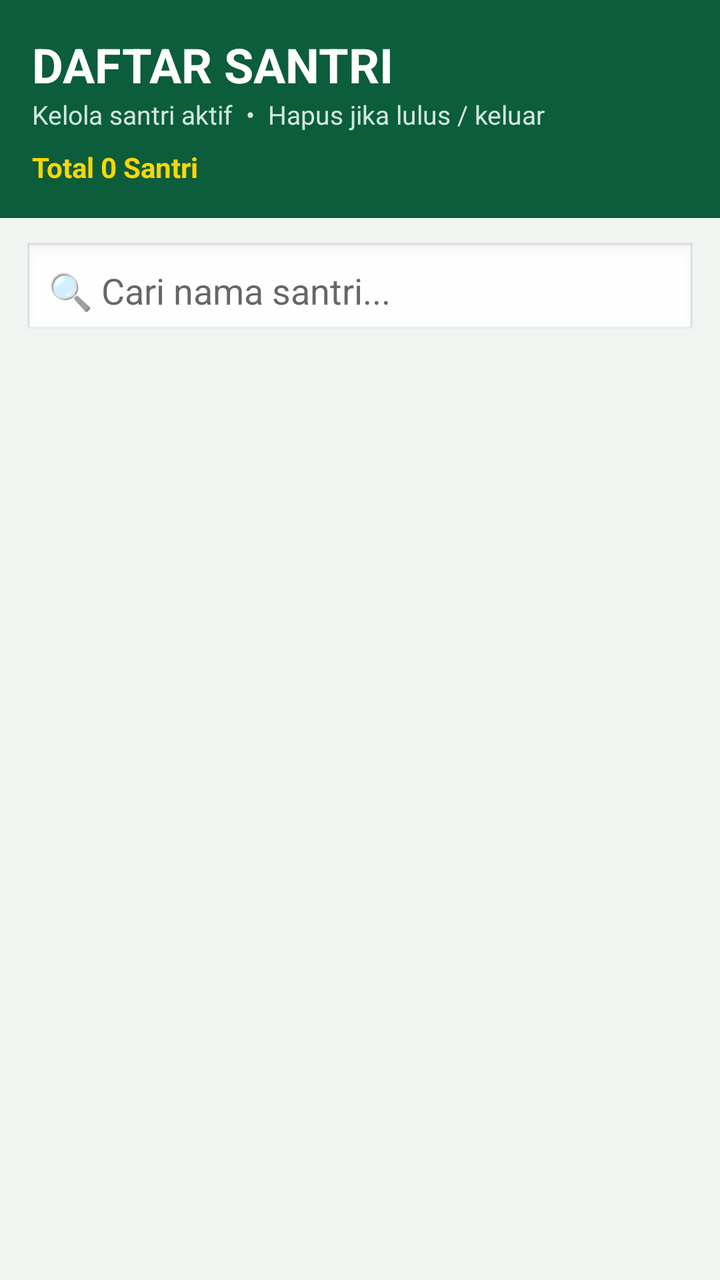
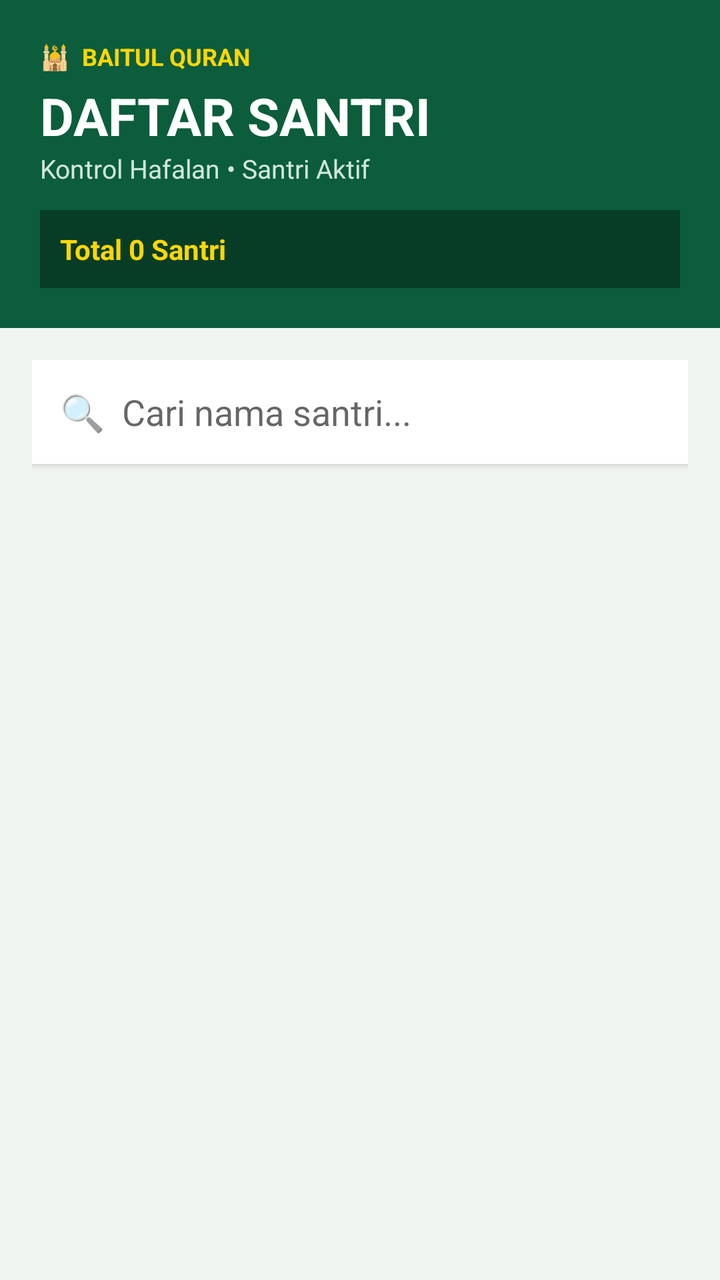

Compare the two renders of this Android layout. The source of the first and the diff that turns it into the second are given below.
<!-- AndroidManifest.xml: application theme Theme.AppCompat.Light.DarkActionBar -->
<!-- res/layout/activity_data_santri.xml -->
<?xml version="1.0" encoding="utf-8"?>
<LinearLayout xmlns:android="http://schemas.android.com/apk/res/android"
    android:orientation="vertical" android:layout_width="match_parent" android:layout_height="match_parent" android:background="#F1F5F2">
    <LinearLayout android:orientation="vertical" android:padding="16dp" android:background="#0B5D3B" android:layout_width="match_parent" android:layout_height="wrap_content">
        <TextView android:text="DAFTAR SANTRI" android:textColor="#FFFFFF" android:textSize="24sp" android:textStyle="bold" android:layout_width="wrap_content" android:layout_height="wrap_content"/>
        <TextView android:text="Kelola santri aktif  •  Hapus jika lulus / keluar" android:textColor="#D1E7DD" android:textSize="13sp" android:layout_width="wrap_content" android:layout_height="wrap_content"/>
        <TextView android:id="@+id/tvTotal" android:text="Total 0 Santri" android:textColor="#FFD700" android:textStyle="bold" android:layout_marginTop="8dp" android:layout_width="wrap_content" android:layout_height="wrap_content"/>
    </LinearLayout>
    <LinearLayout android:orientation="horizontal" android:padding="12dp" android:layout_width="match_parent" android:layout_height="wrap_content">
        <EditText android:id="@+id/etCari" android:hint="🔍 Cari nama santri..." android:background="@android:drawable/edit_text" android:padding="12dp" android:layout_width="match_parent" android:layout_height="wrap_content"/>
    </LinearLayout>
    <ScrollView android:layout_width="match_parent" android:layout_height="match_parent">
        <LinearLayout android:id="@+id/containerSantri" android:orientation="vertical" android:padding="12dp" android:layout_width="match_parent" android:layout_height="wrap_content"/>
    </ScrollView>
</LinearLayout>
<!-- resources referenced by this layout -->
<resources>

</resources>

<!-- the commit's change to res/layout/activity_data_santri.xml (unified diff, before → after) -->
@@ -1,15 +1,18 @@
 <?xml version="1.0" encoding="utf-8"?>
 <LinearLayout xmlns:android="http://schemas.android.com/apk/res/android"
-    android:orientation="vertical" android:layout_width="match_parent" android:layout_height="match_parent" android:background="#F1F5F2">
-    <LinearLayout android:orientation="vertical" android:padding="16dp" android:background="#0B5D3B" android:layout_width="match_parent" android:layout_height="wrap_content">
-        <TextView android:text="DAFTAR SANTRI" android:textColor="#FFFFFF" android:textSize="24sp" android:textStyle="bold" android:layout_width="wrap_content" android:layout_height="wrap_content"/>
-        <TextView android:text="Kelola santri aktif  •  Hapus jika lulus / keluar" android:textColor="#D1E7DD" android:textSize="13sp" android:layout_width="wrap_content" android:layout_height="wrap_content"/>
-        <TextView android:id="@+id/tvTotal" android:text="Total 0 Santri" android:textColor="#FFD700" android:textStyle="bold" android:layout_marginTop="8dp" android:layout_width="wrap_content" android:layout_height="wrap_content"/>
+    android:orientation="vertical" android:background="#F1F5F2"
+    android:layout_width="match_parent" android:layout_height="match_parent">
+    <LinearLayout android:orientation="vertical" android:padding="20dp" android:background="#0B5D3B"
+        android:layout_width="match_parent" android:layout_height="wrap_content">
+        <TextView android:text="🕌  BAITUL QURAN" android:textColor="#FFD700" android:textSize="12sp" android:textStyle="bold" android:layout_width="wrap_content" android:layout_height="wrap_content"/>
+        <TextView android:text="DAFTAR SANTRI" android:textColor="#FFFFFF" android:textSize="26sp" android:textStyle="bold" android:layout_marginTop="4dp" android:layout_width="wrap_content" android:layout_height="wrap_content"/>
+        <TextView android:text="Kontrol Hafalan • Santri Aktif" android:textColor="#D1E7DD" android:textSize="13sp" android:layout_width="wrap_content" android:layout_height="wrap_content"/>
+        <TextView android:id="@+id/tvTotal" android:text="Total 0 Santri" android:textColor="#FFD700" android:textStyle="bold" android:textSize="14sp" android:background="#073D27" android:padding="10dp" android:layout_marginTop="12dp" android:layout_width="match_parent" android:layout_height="wrap_content"/>
     </LinearLayout>
-    <LinearLayout android:orientation="horizontal" android:padding="12dp" android:layout_width="match_parent" android:layout_height="wrap_content">
-        <EditText android:id="@+id/etCari" android:hint="🔍 Cari nama santri..." android:background="@android:drawable/edit_text" android:padding="12dp" android:layout_width="match_parent" android:layout_height="wrap_content"/>
+    <LinearLayout android:orientation="vertical" android:padding="16dp" android:layout_width="match_parent" android:layout_height="match_parent">
+        <EditText android:id="@+id/etCari" android:hint="🔍  Cari nama santri..." android:background="#FFFFFF" android:padding="14dp" android:elevation="2dp" android:layout_marginBottom="14dp" android:layout_width="match_parent" android:layout_height="52dp"/>
+        <ScrollView android:layout_width="match_parent" android:layout_height="match_parent">
+            <LinearLayout android:id="@+id/containerSantri" android:orientation="vertical" android:layout_width="match_parent" android:layout_height="wrap_content"/>
+        </ScrollView>
     </LinearLayout>
-    <ScrollView android:layout_width="match_parent" android:layout_height="match_parent">
-        <LinearLayout android:id="@+id/containerSantri" android:orientation="vertical" android:padding="12dp" android:layout_width="match_parent" android:layout_height="wrap_content"/>
-    </ScrollView>
 </LinearLayout>
